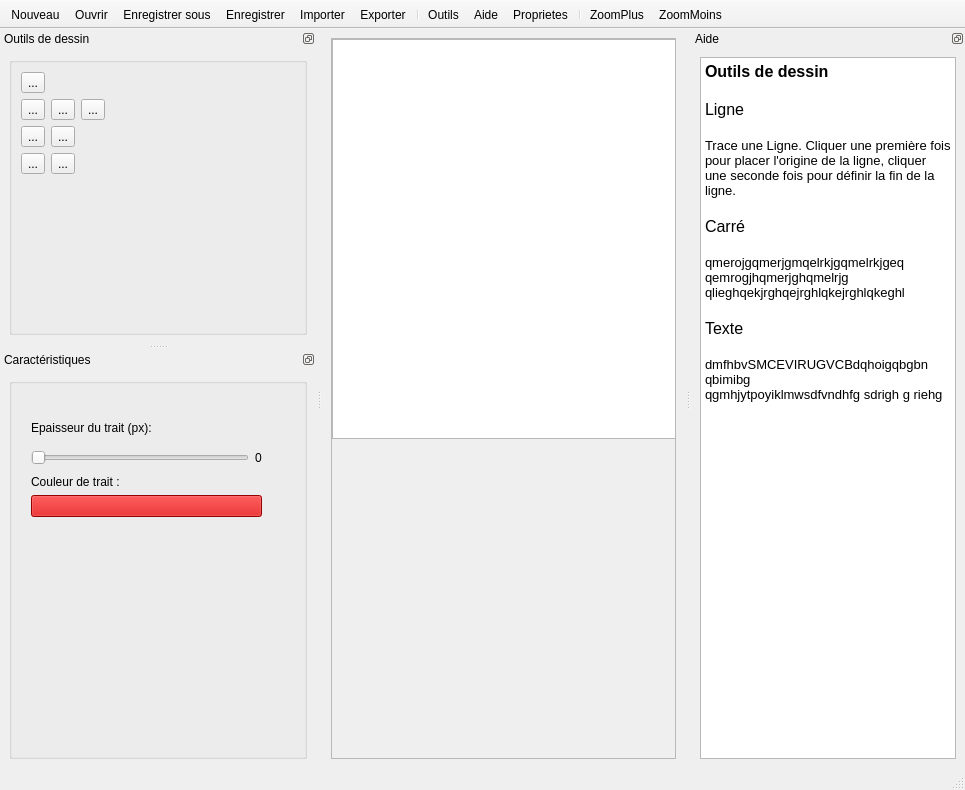
The window that mainwindow.ui (BARRY-JN/M1---vectorial-draw-application) describes before a commit, drawn with Qt 5.
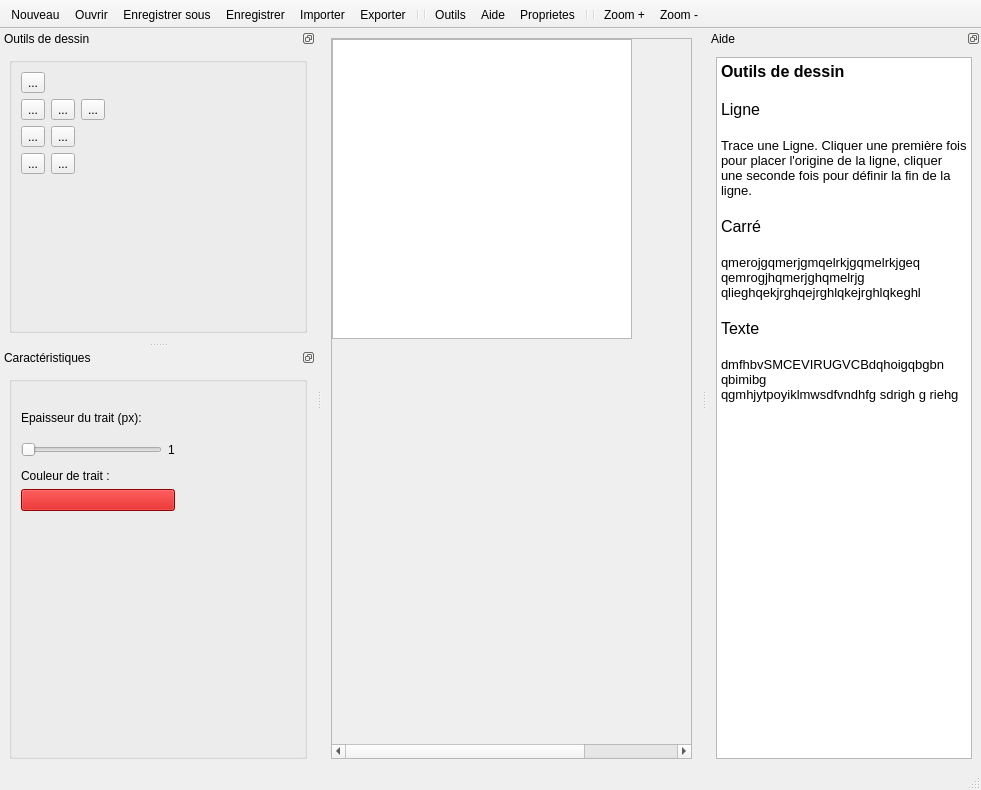
The same window after the commit. Icons and pictures are not drawn. Custom widgets are drawn as their Qt base class.

What changed in the file:
```diff
--- a/mainwindow.ui
+++ b/mainwindow.ui
@@ -6,10 +6,16 @@
    <rect>
     <x>0</x>
     <y>0</y>
-    <width>965</width>
+    <width>981</width>
     <height>790</height>
    </rect>
   </property>
+  <property name="sizePolicy">
+   <sizepolicy hsizetype="Expanding" vsizetype="Expanding">
+    <horstretch>0</horstretch>
+    <verstretch>0</verstretch>
+   </sizepolicy>
+  </property>
   <property name="windowTitle">
    <string>MainWindow</string>
   </property>
@@ -17,36 +23,93 @@
    <bool>false</bool>
   </property>
   <widget class="QWidget" name="centralwidget">
-   <layout class="QGridLayout" name="gridLayout_6">
+   <property name="sizePolicy">
+    <sizepolicy hsizetype="Expanding" vsizetype="Expanding">
+     <horstretch>0</horstretch>
+     <verstretch>0</verstretch>
+    </sizepolicy>
+   </property>
+   <layout class="QGridLayout" name="gridLayout_7">
     <item row="0" column="0">
      <widget class="QScrollArea" name="scrollArea">
+      <property name="sizePolicy">
+       <sizepolicy hsizetype="Expanding" vsizetype="Expanding">
+        <horstretch>0</horstretch>
+        <verstretch>0</verstretch>
+       </sizepolicy>
+      </property>
+      <property name="minimumSize">
+       <size>
+        <width>1</width>
+        <height>1</height>
+       </size>
+      </property>
       <property name="autoFillBackground">
        <bool>false</bool>
       </property>
+      <property name="verticalScrollBarPolicy">
+       <enum>Qt::ScrollBarAsNeeded</enum>
+      </property>
+      <property name="sizeAdjustPolicy">
+       <enum>QAbstractScrollArea::AdjustToContents</enum>
+      </property>
       <property name="widgetResizable">
-       <bool>true</bool>
+       <bool>false</bool>
       </property>
       <widget class="QWidget" name="scrollAreaWidgetContents">
        <property name="geometry">
         <rect>
          <x>0</x>
          <y>0</y>
-         <width>349</width>
-         <height>709</height>
+         <width>498</width>
+         <height>686</height>
         </rect>
        </property>
+       <property name="sizePolicy">
+        <sizepolicy hsizetype="Preferred" vsizetype="Preferred">
+         <horstretch>0</horstretch>
+         <verstretch>0</verstretch>
+        </sizepolicy>
+       </property>
        <widget class="drawZone" name="drawzone">
         <property name="geometry">
          <rect>
           <x>0</x>
           <y>0</y>
-          <width>400</width>
-          <height>400</height>
+          <width>300</width>
+          <height>300</height>
          </rect>
         </property>
+        <property name="sizePolicy">
+         <sizepolicy hsizetype="Fixed" vsizetype="Fixed">
+          <horstretch>0</horstretch>
+          <verstretch>0</verstretch>
+         </sizepolicy>
+        </property>
+        <property name="minimumSize">
+         <size>
+          <width>2</width>
+          <height>1</height>
+         </size>
+        </property>
+        <property name="maximumSize">
+         <size>
+          <width>3000</width>
+          <height>3000</height>
+         </size>
+        </property>
         <property name="autoFillBackground">
          <bool>true</bool>
         </property>
+        <property name="verticalScrollBarPolicy">
+         <enum>Qt::ScrollBarAlwaysOff</enum>
+        </property>
+        <property name="horizontalScrollBarPolicy">
+         <enum>Qt::ScrollBarAlwaysOff</enum>
+        </property>
+        <property name="sizeAdjustPolicy">
+         <enum>QAbstractScrollArea::AdjustToContents</enum>
+        </property>
        </widget>
       </widget>
      </widget>
@@ -57,12 +120,21 @@
    <property name="windowTitle">
     <string>toolBar</string>
    </property>
+   <property name="autoFillBackground">
+    <bool>true</bool>
+   </property>
+   <property name="styleSheet">
+    <string notr="true"/>
+   </property>
    <property name="movable">
     <bool>false</bool>
    </property>
    <property name="allowedAreas">
     <set>Qt::AllToolBarAreas</set>
    </property>
+   <property name="toolButtonStyle">
+    <enum>Qt::ToolButtonTextUnderIcon</enum>
+   </property>
    <property name="floatable">
     <bool>false</bool>
    </property>
@@ -79,16 +151,18 @@
    <addaction name="actionImporter"/>
    <addaction name="actionExporter"/>
    <addaction name="separator"/>
+   <addaction name="separator"/>
    <addaction name="actionOutils"/>
    <addaction name="actionAide"/>
    <addaction name="actionProprietes"/>
    <addaction name="separator"/>
+   <addaction name="separator"/>
    <addaction name="actionZoomPlus"/>
    <addaction name="actionZoomMoins"/>
   </widget>
   <widget class="QDockWidget" name="toolWidget">
    <property name="sizePolicy">
-    <sizepolicy hsizetype="Expanding" vsizetype="Minimum">
+    <sizepolicy hsizetype="MinimumExpanding" vsizetype="MinimumExpanding">
      <horstretch>0</horstretch>
      <verstretch>0</verstretch>
     </sizepolicy>
@@ -453,7 +527,7 @@
   </widget>
   <widget class="QDockWidget" name="propertyWidget">
    <property name="sizePolicy">
-    <sizepolicy hsizetype="Expanding" vsizetype="Expanding">
+    <sizepolicy hsizetype="MinimumExpanding" vsizetype="MinimumExpanding">
      <horstretch>0</horstretch>
      <verstretch>0</verstretch>
     </sizepolicy>
@@ -461,7 +535,7 @@
    <property name="minimumSize">
     <size>
      <width>211</width>
-     <height>397</height>
+     <height>402</height>
     </size>
    </property>
    <property name="features">
@@ -598,24 +672,33 @@
            </widget>
           </widget>
           <widget class="QWidget" name="page_2">
-           <widget class="QWidget" name="layoutWidget">
+           <property name="sizePolicy">
+            <sizepolicy hsizetype="Expanding" vsizetype="Expanding">
+             <horstretch>0</horstretch>
+             <verstretch>0</verstretch>
+            </sizepolicy>
+           </property>
+           <widget class="QWidget" name="layoutWidget1">
             <property name="geometry">
              <rect>
-              <x>10</x>
-              <y>10</y>
-              <width>231</width>
-              <height>101</height>
+              <x>0</x>
+              <y>0</y>
+              <width>154</width>
+              <height>106</height>
              </rect>
             </property>
-            <layout class="QVBoxLayout" name="verticalLayout_8">
-             <item>
+            <layout class="QGridLayout" name="gridLayout_6">
+             <property name="sizeConstraint">
+              <enum>QLayout::SetDefaultConstraint</enum>
+             </property>
+             <item row="0" column="0">
               <widget class="QLabel" name="label_4">
                <property name="text">
                 <string>Epaisseur du trait (px):</string>
                </property>
               </widget>
              </item>
-             <item>
+             <item row="1" column="0">
               <layout class="QHBoxLayout" name="horizontalLayout_8">
                <item>
                 <widget class="QSlider" name="horizontalSlider_2">
@@ -633,13 +716,13 @@
                <item>
                 <widget class="QLabel" name="label_11">
                  <property name="text">
-                  <string>0</string>
+                  <string>1</string>
                  </property>
                 </widget>
                </item>
               </layout>
              </item>
-             <item>
+             <item row="2" column="0">
               <layout class="QVBoxLayout" name="verticalLayout_9">
                <item>
                 <widget class="QLabel" name="label_5">
@@ -659,6 +742,12 @@
                  <property name="text">
                   <string/>
                  </property>
+                 <property name="default">
+                  <bool>false</bool>
+                 </property>
+                 <property name="flat">
+                  <bool>false</bool>
+                 </property>
                 </widget>
                </item>
               </layout>
@@ -768,7 +857,7 @@
    <property name="minimumSize">
     <size>
      <width>250</width>
-     <height>536</height>
+     <height>541</height>
     </size>
    </property>
    <property name="features">
@@ -979,7 +1068,7 @@
      <normaloff>:/Icons/ressources/zoom_in.png</normaloff>:/Icons/ressources/zoom_in.png</iconset>
    </property>
    <property name="text">
-    <string>ZoomPlus</string>
+    <string>Zoom +</string>
    </property>
    <property name="toolTip">
     <string>&lt;html&gt;&lt;head/&gt;&lt;body&gt;&lt;p&gt;Effectuer un&lt;span style=&quot; font-weight:600;&quot;&gt; zoom avant&lt;/span&gt;&lt;/p&gt;&lt;/body&gt;&lt;/html&gt;</string>
@@ -991,7 +1080,7 @@
      <normaloff>:/Icons/ressources/zoom_out.png</normaloff>:/Icons/ressources/zoom_out.png</iconset>
    </property>
    <property name="text">
-    <string>ZoomMoins</string>
+    <string>Zoom -</string>
    </property>
    <property name="toolTip">
     <string>&lt;html&gt;&lt;head/&gt;&lt;body&gt;&lt;p&gt;Effectuer un&lt;span style=&quot; font-weight:600;&quot;&gt; zoom arrière&lt;/span&gt;&lt;/p&gt;&lt;/body&gt;&lt;/html&gt;</string>
```
Left out of the diff: 58 changed lines with no effect on the pictures.
